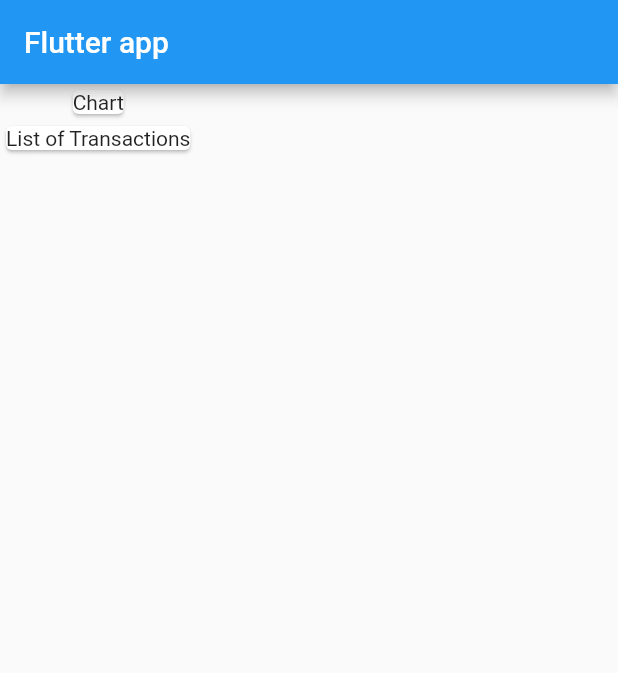
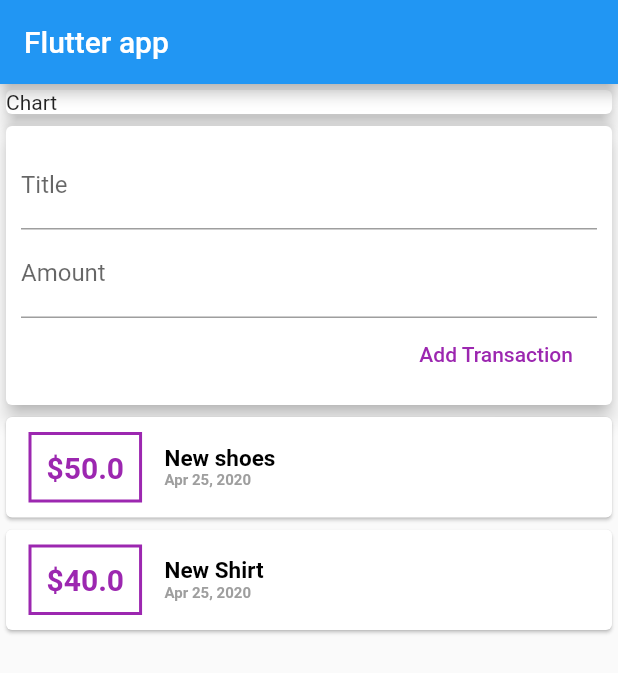
Before and after one commit to rahulverma0/flutter-playground, a Flutter app: the screen it shows after launch, on a phone screen of 412 x 824 dp. Shown: the top 673 px of the screen. Run offline on Flutter 3.47's test engine with Material 2 defaults, Android fonts, the phone set to English and light mode, and no system bars.

Commit message:
Change on the expense app.

```diff
--- a/expense_tracker/lib/main.dart
+++ b/expense_tracker/lib/main.dart
@@ -1,8 +1,10 @@
+import 'package:expense_tracker/widgets/user_transactions.dart';
 import 'package:flutter/material.dart';
 
 void main() => runApp(MyApp());
 
 class MyApp extends StatelessWidget {
+  String titleInput, amountInput;
   // This widget is the root of your application.
   @override
   Widget build(BuildContext context) {
@@ -12,13 +14,16 @@ class MyApp extends StatelessWidget {
           title: Text('Flutter app'),
         ),
         body: Column(
+          crossAxisAlignment: CrossAxisAlignment.stretch,
           children: <Widget>[
             Card(
-              child: Text('Chart'),
+              child: Container(
+                width: double.infinity,
+                child: Text('Chart'),
+              ),
+              elevation: 5,
             ),
-            Card(
-              child: Text('List of Transactions'),
-            ),
+            UserTransactions(),
           ],
         ),
       ),
--- /dev/null
+++ b/expense_tracker/lib/models/transaction.dart
@@ -0,0 +1,14 @@
+import 'package:flutter/material.dart';
+
+class Transaction {
+  final String id;
+  final String title;
+  final double amount;
+  final DateTime date;
+
+  Transaction(
+      {@required this.id,
+      @required this.title,
+      @required this.amount,
+      @required this.date});
+}
--- /dev/null
+++ b/expense_tracker/lib/widgets/new_transaction.dart
@@ -0,0 +1,37 @@
+import 'package:flutter/material.dart';
+
+class NewTransaction extends StatelessWidget {
+  final Function addTransaction;
+  final titleController = TextEditingController();
+  final amountController = TextEditingController();
+  NewTransaction(this.addTransaction);
+  @override
+  Widget build(BuildContext context) {
+    return Card(
+      elevation: 5,
+      child: Container(
+        padding: EdgeInsets.all(10),
+        child: Column(
+          crossAxisAlignment: CrossAxisAlignment.end,
+          children: <Widget>[
+            TextField(
+              decoration: InputDecoration(labelText: 'Title'),
+              controller: titleController,
+            ),
+            TextField(
+              decoration: InputDecoration(labelText: 'Amount'),
+              controller: amountController,
+            ),
+            FlatButton(
+              onPressed: () {
+                this.addTransaction(titleController.text,double.parse(amountController.text));
+              },
+              textColor: Colors.purple,
+              child: Text('Add Transaction'),
+            ),
+          ],
+        ),
+      ),
+    );
+  }
+}
--- /dev/null
+++ b/expense_tracker/lib/widgets/transaction_list.dart
@@ -0,0 +1,58 @@
+import '../models/transaction.dart';
+import 'package:intl/intl.dart';
+import 'package:flutter/material.dart';
+
+class TransactionList extends StatelessWidget {
+  final List<Transaction> _userTransactions;
+  TransactionList(this._userTransactions);
+  @override
+  Widget build(BuildContext context) {
+    return Column(
+      children: this._userTransactions.map((tx) {
+        return Card(
+            child: Row(
+          children: <Widget>[
+            Container(
+              margin: EdgeInsets.symmetric(
+                vertical: 10,
+                horizontal: 15,
+              ),
+              decoration: BoxDecoration(
+                  border: Border.all(
+                color: Colors.purple,
+                width: 2,
+              )),
+              padding: EdgeInsets.all(10),
+              child: Text(
+                '\$${tx.amount}',
+                style: TextStyle(
+                    fontWeight: FontWeight.bold,
+                    fontSize: 20,
+                    color: Colors.purple),
+              ),
+            ),
+            Column(
+              crossAxisAlignment: CrossAxisAlignment.start,
+              children: <Widget>[
+                Text(
+                  tx.title,
+                  style: TextStyle(
+                      fontWeight: FontWeight.bold,
+                      fontSize: 15,
+                      color: Colors.black),
+                ),
+                Text(
+                  DateFormat.yMMMd().format(tx.date),
+                  style: TextStyle(
+                      fontWeight: FontWeight.bold,
+                      fontSize: 10,
+                      color: Colors.grey),
+                ),
+              ],
+            )
+          ],
+        ));
+      }).toList(),
+    );
+  }
+}
--- /dev/null
+++ b/expense_tracker/lib/widgets/user_transactions.dart
@@ -0,0 +1,49 @@
+import '../models/transaction.dart';
+
+import './new_transaction.dart';
+import './transaction_list.dart';
+import 'package:flutter/material.dart';
+
+class UserTransactions extends StatefulWidget {
+  @override
+  _UserTransactionsState createState() => _UserTransactionsState();
+}
+
+class _UserTransactionsState extends State<UserTransactions> {
+  final List<Transaction> _userTransactions = [
+    Transaction(
+      id: '1',
+      title: 'New shoes',
+      amount: 50.00,
+      date: DateTime.now(),
+    ),
+    Transaction(
+      id: '2',
+      title: 'New Shirt',
+      amount: 40.00,
+      date: DateTime.now(),
+    ),
+  ];
+
+  void _addNewTransaction(String txTitle, double txAmount) {
+    final newTx = Transaction(
+      title: txTitle,
+      amount: txAmount,
+      date: DateTime.now(),
+      id: DateTime.now().toString(),
+    );
+    setState(() {
+      _userTransactions.add(newTx);
+    });
+  }
+
+  @override
+  Widget build(BuildContext context) {
+    return Column(
+      children: <Widget>[
+        NewTransaction(this._addNewTransaction),
+        TransactionList(this._userTransactions),
+      ],
+    );
+  }
+}
--- a/expense_tracker/pubspec.yaml
+++ b/expense_tracker/pubspec.yaml
@@ -19,7 +19,7 @@ environment:
 dependencies:
   flutter:
     sdk: flutter
-
+  intl: ^0.16.1
   # The following adds the Cupertino Icons font to your application.
   # Use with the CupertinoIcons class for iOS style icons.
   cupertino_icons: ^0.1.2
```
Also changed, not shown: expense_tracker/pubspec.lock.
